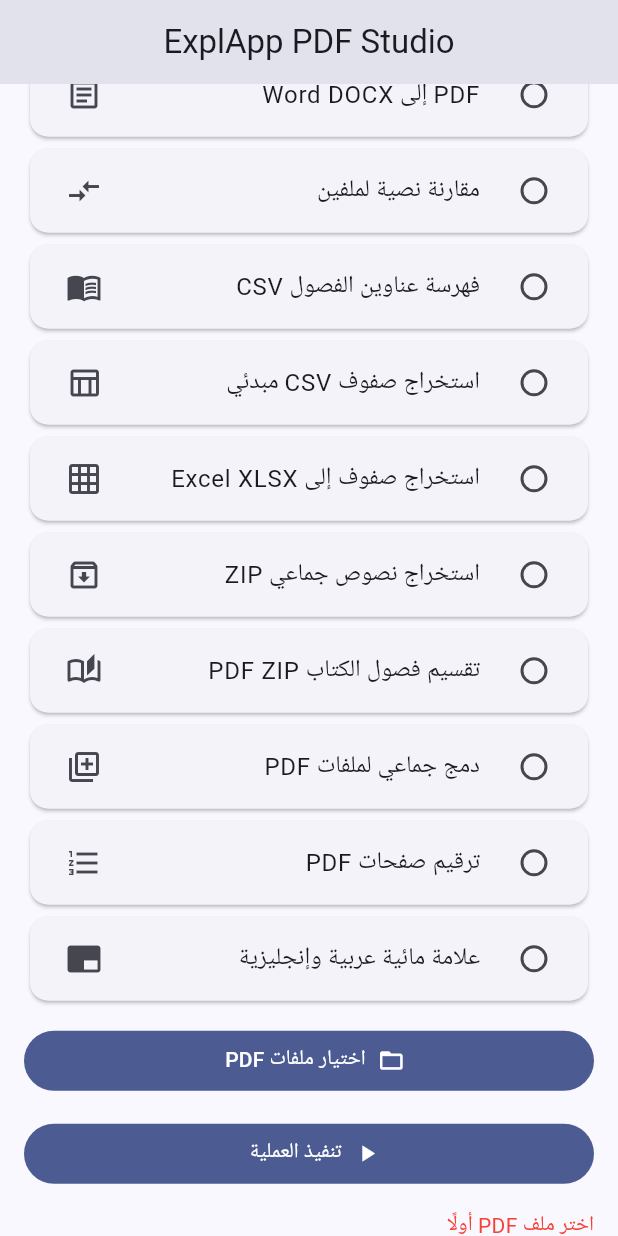
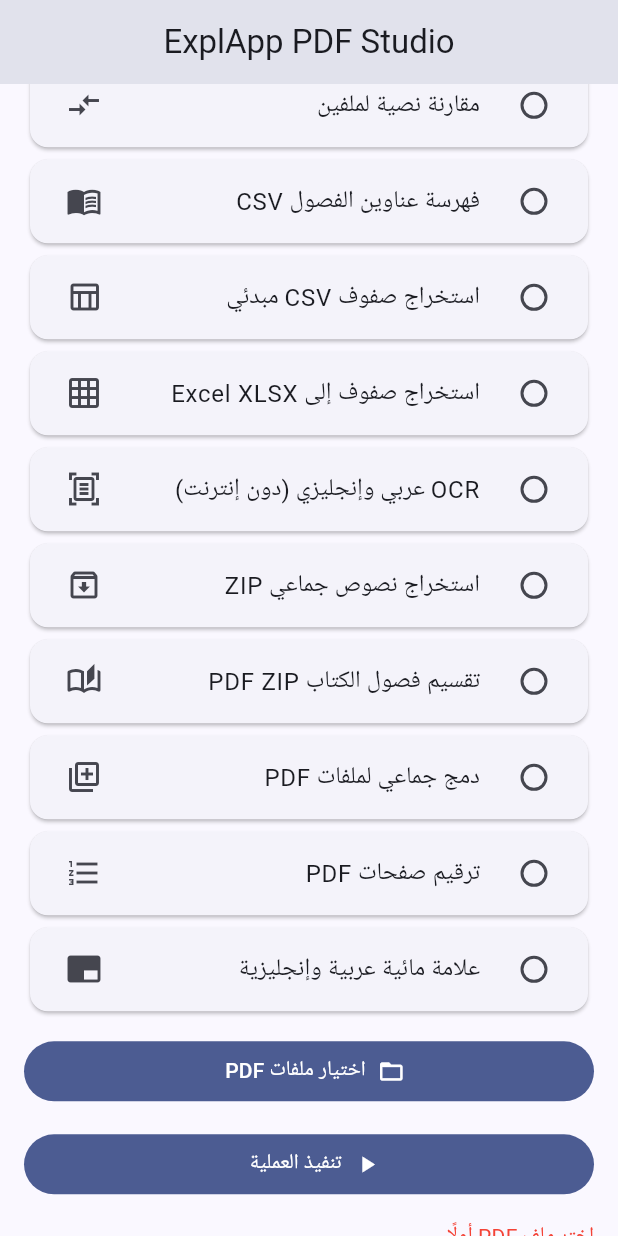
Before and after one commit to aljwaal1/ExplApp-PDF-Studio, a Flutter app: the screen it shows after launch, scrolled down 1152 dp, after a tap on "تنفيذ العملية", on a phone screen of 412 x 824 dp. Run offline on Flutter 3.47's test engine with Material 3 defaults, Android fonts, the phone set to English and light mode, and no system bars; our stand-ins replace file_picker, open_filex, share_plus.

Commit message:
feat(native OCR): implement Arabic English Tesseract PDF recognition

```diff
--- a/flutter_native/lib/main.dart
+++ b/flutter_native/lib/main.dart
@@ -90,7 +90,7 @@ class _StudioHomeState extends State<StudioHome> {
     setState(() {busy = true; result = null; error = null;});
     try {
       final folder = await getApplicationDocumentsDirectory();
-      final extension = <String,String>{'text':'txt','search':'txt','render':'zip','markdown':'md','html':'html','docx':'docx','compare':'txt','chapters':'csv','tables':'csv','batch':'zip','chapterpdf':'zip','batchmerge':'pdf','xlsx':'xlsx'}[mode] ?? 'pdf';
+      final extension = <String,String>{'text':'txt','search':'txt','render':'zip','markdown':'md','html':'html','docx':'docx','compare':'txt','chapters':'csv','tables':'csv','batch':'zip','ocr':'txt','chapterpdf':'zip','batchmerge':'pdf','xlsx':'xlsx'}[mode] ?? 'pdf';
       final name = 'ExplApp-${mode}-${DateTime.now().millisecondsSinceEpoch}.$extension';
       final path = '${folder.path}/$name';
       await channel.invokeMethod<void>('process', {
@@ -128,6 +128,7 @@ class _StudioHomeState extends State<StudioHome> {
       ('chapters','فهرسة عناوين الفصول CSV',Icons.menu_book_outlined),
       ('tables','استخراج صفوف CSV مبدئي',Icons.table_chart_outlined),
       ('xlsx','استخراج صفوف إلى Excel XLSX',Icons.grid_on_outlined),
+      ('ocr','OCR عربي وإنجليزي (دون إنترنت)',Icons.document_scanner_outlined),
       ('batch','استخراج نصوص جماعي ZIP',Icons.archive_outlined),
       ('chapterpdf','تقسيم فصول الكتاب PDF ZIP',Icons.auto_stories_outlined),
       ('batchmerge','دمج جماعي لملفات PDF',Icons.library_add_outlined),
```
